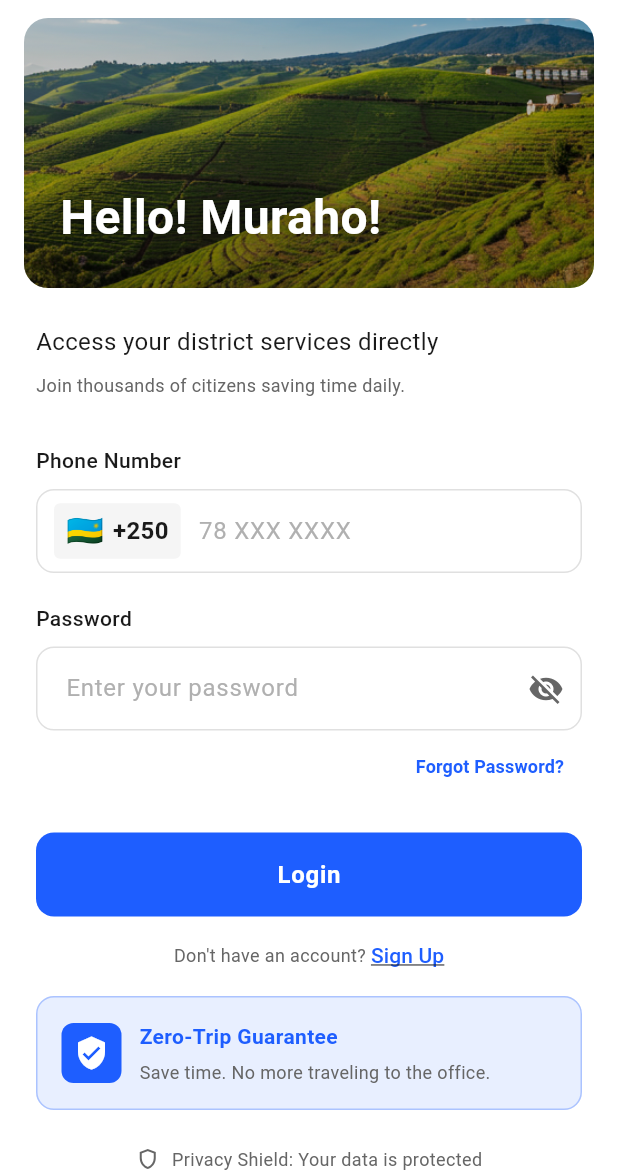
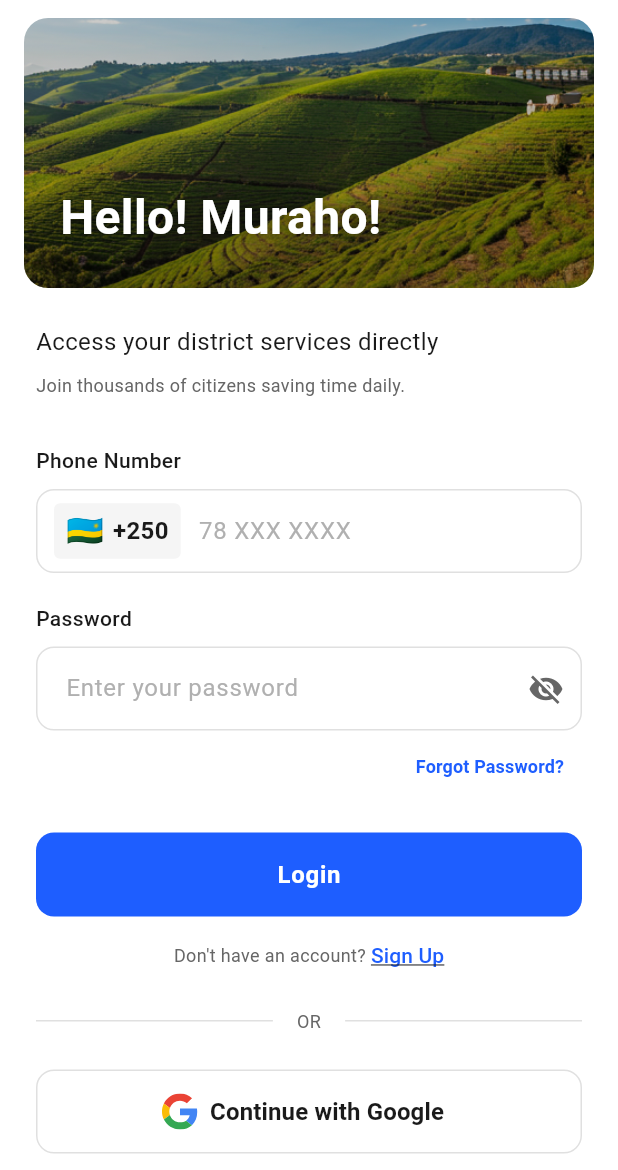
Before and after one commit to KABASINGAarsene/civic-fix, a Flutter app: the screen it shows after launch, after a tap on "Citizen Login", on a phone screen of 412 x 824 dp, the part 66-1236 px from its top. Run offline on Flutter 3.47's test engine with Material 3 defaults, Android fonts, the phone set to English and light mode, and no system bars; our stand-ins replace audioplayers, cloud_firestore, firebase_auth, firebase_core, flutter_map, flutter_svg and 4 more; missing offline and left inert: record; accounts and stored records are empty.

Commit message:
Fixing chart and implementing the second form of signing up which is Google

```diff
--- a/lib/providers/auth_provider.dart
+++ b/lib/providers/auth_provider.dart
@@ -67,6 +67,12 @@ class AuthProvider extends ChangeNotifier {
     );
   }
 
+  Future<auth.UserCredential?> signInWithGoogle() async {
+    return _runWithLoading(
+      () => _authService.signInWithGoogle(),
+    );
+  }
+
   Future<void> signOut() async {
     await _runWithLoading(() => _authService.signOut());
   }
--- a/lib/screens/auth/citizen_login_screen.dart
+++ b/lib/screens/auth/citizen_login_screen.dart
@@ -5,6 +5,7 @@ import '../../constants/app_text_styles.dart';
 import '../../utils/validators.dart';
 import 'package:provider/provider.dart';
 import '../../providers/auth_provider.dart';
+import 'package:flutter_svg/flutter_svg.dart';
 
 /// Citizen Login Screen
 /// Login page for regular citizens with Rwanda landscape background
@@ -123,6 +124,38 @@ class _CitizenLoginScreenState extends State<CitizenLoginScreen> {
             _isLoading = false;
           });
         }
+      }
+    }
+  }
+
+  Future<void> _handleGoogleSignIn() async {
+    setState(() {
+      _isLoading = true;
+    });
+
+    try {
+      final credential = await context.read<AuthProvider>().signInWithGoogle();
+      if (credential != null && mounted) {
+        Navigator.pushNamedAndRemoveUntil(
+          context,
+          '/citizen-home',
+          (route) => false,
+        );
+      }
+    } catch (e) {
+      if (mounted) {
+        ScaffoldMessenger.of(context).showSnackBar(
+          SnackBar(
+            content: Text(e.toString().replaceAll("Exception:", "").trim()),
+            backgroundColor: AppColors.error,
+          ),
+        );
+      }
+    } finally {
+      if (mounted) {
+        setState(() {
+          _isLoading = false;
+        });
       }
     }
   }
@@ -878,7 +911,53 @@ class _CitizenLoginScreenState extends State<CitizenLoginScreen> {
                                   ],
                                 ),
                               ),
-                              const SizedBox(height: 16),
+                              const SizedBox(height: 24),
+                              // OR Divider
+                              Row(
+                                children: [
+                                  Expanded(child: Divider(color: AppColors.inputBorder)),
+                                  Padding(
+                                    padding: const EdgeInsets.symmetric(horizontal: 16),
+                                    child: Text('OR', style: AppTextStyles.caption),
+                                  ),
+                                  Expanded(child: Divider(color: AppColors.inputBorder)),
+                                ],
+                              ),
+                              const SizedBox(height: 24),
+                              // Google Sign-In Button
+                              SizedBox(
+                                width: double.infinity,
+                                height: 56,
+                                child: OutlinedButton.icon(
+                                  onPressed: _isLoading ? null : _handleGoogleSignIn,
+                                  style: OutlinedButton.styleFrom(
+                                    side: const BorderSide(color: AppColors.inputBorder),
+                                    shape: RoundedRectangleBorder(
+                                      borderRadius: BorderRadius.circular(12),
+                                    ),
+                                  ),
+                                  icon: SvgPicture.string(
+                                    '''<svg xmlns="http://www.w3.org/2000/svg" viewBox="0 0 48 48">
+  <path fill="#EA4335" d="M24 9.5c3.54 0 6.71 1.22 9.21 3.6l6.85-6.85C35.9 2.38 30.47 0 24 0 14.62 0 6.51 5.38 2.56 13.22l7.98 6.19C12.43 13.72 17.74 9.5 24 9.5z"/>
+  <path fill="#4285F4" d="M46.98 24.55c0-1.57-.15-3.09-.38-4.55H24v9.02h12.94c-.58 2.96-2.26 5.48-4.78 7.18l7.73 6c4.51-4.18 7.09-10.36 7.09-17.65z"/>
+  <path fill="#FBBC05" d="M10.53 28.59c-.48-1.45-.76-2.99-.76-4.59s.27-3.14.76-4.59l-7.98-6.19C.92 16.46 0 20.12 0 24c0 3.88.92 7.54 2.56 10.78l7.97-6.19z"/>
+  <path fill="#34A853" d="M24 48c6.48 0 11.93-2.13 15.89-5.81l-7.73-6c-2.15 1.45-4.92 2.3-8.16 2.3-6.26 0-11.57-4.22-13.47-9.91l-7.98 6.19C6.51 42.62 14.62 48 24 48z"/>
+  <path fill="none" d="M0 0h48v48H0z"/>
+</svg>''',
+                                    height: 24,
+                                    width: 24,
+                                  ),
+                                  label: const Text(
+                                    'Continue with Google',
+                                    style: TextStyle(
+                                      color: AppColors.textPrimary,
+                                      fontWeight: FontWeight.w600,
+                                      fontSize: 16,
+                                    ),
+                                  ),
+                                ),
+                              ),
+                              const SizedBox(height: 24),
                               // Info Card
                               _buildInfoCard(),
                             ],
--- a/pubspec.yaml
+++ b/pubspec.yaml
@@ -45,6 +45,8 @@ dependencies:
   shared_preferences: ^2.2.2
   firebase_core: ^4.6.0
   firebase_auth: ^6.3.0
+  google_sign_in: ^6.2.1
+  flutter_svg: ^2.0.10
   cloud_firestore: ^6.2.0
   image_picker: ^1.2.1
   record: ^6.2.0
```
Also changed, not shown: lib/screens/shared/case_verification_screen.dart (+12 -1 lines), lib/services/auth_service.dart (+66 -0 lines), pubspec.lock, 1 other file.
